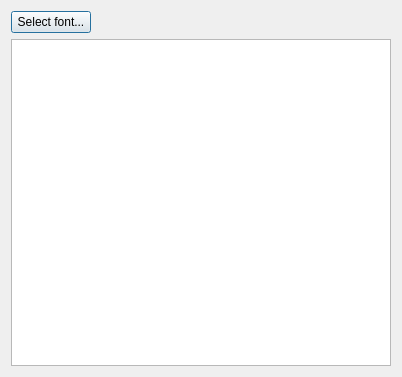
The window that textViewer.ui (ivareske/TagEditor) describes before a commit, drawn with Qt 5.
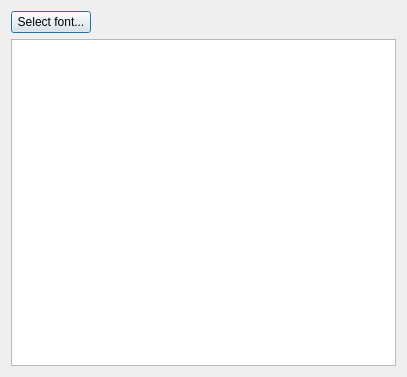
The same window after the commit.

Patch:
```diff
--- a/textViewer.ui
+++ b/textViewer.ui
@@ -6,7 +6,7 @@
    <rect>
     <x>0</x>
     <y>0</y>
-    <width>402</width>
+    <width>407</width>
     <height>377</height>
    </rect>
   </property>
```
